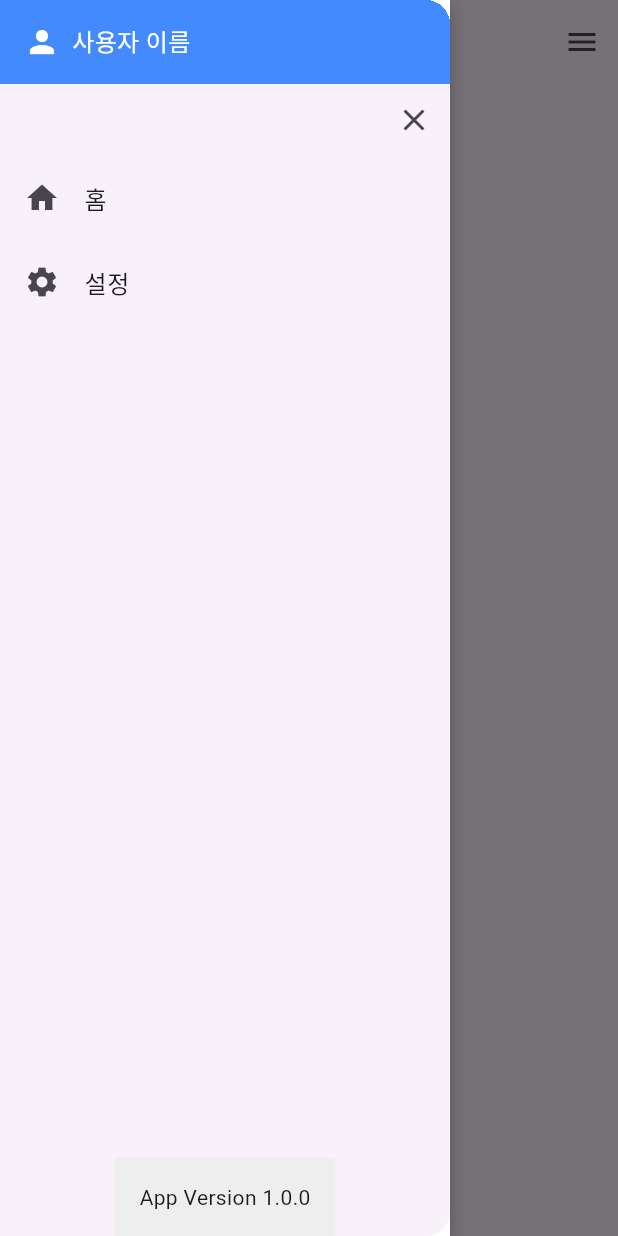
After one commit to yundal8755/cool_widget, a Flutter app: the DrawerPage screen opened by its route, with the side drawer open, on a phone screen of 412 x 824 dp. The commit adds this screen. Run offline on Flutter 3.47's test engine with Material 3 defaults, Android fonts, the phone set to English and light mode, and no system bars; our stand-ins replace cached_network_image, flutter_bounceable, flutter_svg, gap, image_picker; missing offline and left inert: bounce_tapper.

Commit message:
feature : drawer component 구현

```diff
--- a/lib/main.dart
+++ b/lib/main.dart
@@ -5,6 +5,7 @@ import 'package:cool_widget/presentation/pages/carousel/carousel_page.dart';
 import 'package:cool_widget/presentation/pages/dialog/dialog_page.dart';
 import 'package:cool_widget/presentation/pages/bottom_sheet/bottom_sheet_page.dart';
 import 'package:cool_widget/presentation/pages/button/button_page.dart';
+import 'package:cool_widget/presentation/pages/drawer/drawer_page.dart';
 import 'package:cool_widget/presentation/pages/drop_down/drop_down_page.dart';
 import 'package:cool_widget/presentation/pages/filter_chip/filter_chip_page.dart';
 import 'package:cool_widget/presentation/pages/line/line_page.dart';
@@ -51,6 +52,7 @@ class _App extends StatelessWidget {
         '/Carousel': (context) => const CarouselPage(),
         '/Dialog': (context) => const DialogPage(),
         '/Dropdown': (context) => const DropDownPage(),
+        '/Drawer': (context) => const DrawerPage(),
         '/FilterChip': (context) => const FilterChipPage(),
         '/FormField': (context) => const FormFieldPage(),
         '/Line': (context) => const LinePage(),
--- /dev/null
+++ b/lib/presentation/components/drawer/cool_drawer_style.dart
@@ -0,0 +1,44 @@
+import 'package:flutter/material.dart';
+
+class CoolDrawerStyle {
+  /// Drawer의 너비
+  final double width;
+
+  /// Drawer의 배경색
+  final Color backgroundColor;
+
+  /// 테두리 둥글림 정도 (0이면 둥글지 않음)
+  final double borderRadius;
+
+  /// BoxShadow 리스트. 일반적으로 그림자나 음영을 넣을 때 사용.
+  final List<BoxShadow> boxShadows;
+
+  /// 기타 DecorationImage 등 다른 효과를 넣으려면 decoration 자체를 커스텀 가능하도록.
+  /// (단, decoration을 직접 쓰면 backgroundColor나 borderRadius 등 중복 설정에 유의)
+  final Decoration? decoration;
+
+  const CoolDrawerStyle({
+    this.width = 250,
+    this.backgroundColor = Colors.white,
+    this.borderRadius = 0.0,
+    this.boxShadows = const [],
+    this.decoration,
+  });
+
+  /// style 복제를 위한 copyWith(필요에 따라)
+  CoolDrawerStyle copyWith({
+    double? width,
+    Color? backgroundColor,
+    double? borderRadius,
+    List<BoxShadow>? boxShadows,
+    Decoration? decoration,
+  }) {
+    return CoolDrawerStyle(
+      width: width ?? this.width,
+      backgroundColor: backgroundColor ?? this.backgroundColor,
+      borderRadius: borderRadius ?? this.borderRadius,
+      boxShadows: boxShadows ?? this.boxShadows,
+      decoration: decoration ?? this.decoration,
+    );
+  }
+}
--- /dev/null
+++ b/lib/presentation/components/drawer/cool_drawer_widget.dart
@@ -0,0 +1,103 @@
+import 'package:cool_widget/presentation/components/drawer/cool_drawer_style.dart';
+import 'package:flutter/material.dart';
+
+enum DrawerSide { left, right }
+
+class CoolDrawer extends StatelessWidget {
+  /// 왼쪽(left) 또는 오른쪽(right) Drawer로 열릴 위치를 정한다.
+  final DrawerSide drawerSide;
+
+  /// Drawer의 상단에 들어갈 영역(예: 유저 정보, 프로필 사진, 메뉴 타이틀 등).
+  final Widget? header;
+
+  /// Drawer의 하단에 들어갈 영역(예: 앱 버전, 로그아웃 버튼, 저작권 안내 등).
+  final Widget? footer;
+
+  /// Drawer 내부에 표시할 주요 콘텐츠 목록.
+  /// ListTile 뿐만 아니라 아무 위젯이나 넣어 확장성 있게 활용 가능.
+  final List<Widget> bodyItems;
+
+  /// Drawer에 반드시 들어가야 한다고 생각하는 기본 기능 예시:
+  /// - 닫기(닫기 버튼을 누르거나 바깥을 누르면 닫힐 수 있도록)
+  /// - 스크롤 지원 (항상 스크롤 가능하도록 ListView나 SingleChildScrollView 사용)
+  /// - 적절한 너비 설정 (컨텐츠를 담기에 적당한 너비)
+  /// - Material 디자인(또는 커스텀 디자인) 적용
+  ///
+  /// 여기서는 closeButton을 통해 간단한 닫기 기능을 보여준다.
+  final bool showCloseButton;
+  final VoidCallback? onClosePressed;
+
+  /// Drawer 스타일(너비, 배경색, 모서리 둥글림, 그림자 등)을 담는 클래스
+  final CoolDrawerStyle style;
+
+  const CoolDrawer({
+    super.key,
+    this.drawerSide = DrawerSide.left,
+    this.header,
+    this.footer,
+    this.bodyItems = const [],
+    this.showCloseButton = true,
+    this.onClosePressed,
+
+    /// 기본 값이 적용된 스타일
+    this.style = const CoolDrawerStyle(),
+  });
+
+  @override
+  Widget build(BuildContext context) {
+    // DrawerSide에 따라 정렬(Scaffold에서 실제로는 drawer나 endDrawer에 넣겠지만,
+    // 이 안에서 정렬을 컨트롤할 수도 있다)
+    final alignment = drawerSide == DrawerSide.left
+        ? Alignment.centerLeft
+        : Alignment.centerRight;
+
+    return Align(
+      alignment: alignment,
+      // Material 디자인의 Drawer 모양을 그대로 쓰면서 안쪽을 커스텀
+      child: Container(
+        width: style.width, // 스타일에서 설정한 너비
+        decoration: style.decoration ??
+            BoxDecoration(
+              color: style.backgroundColor,
+              borderRadius: style.borderRadius > 0
+                  ? BorderRadius.circular(style.borderRadius)
+                  : null,
+              boxShadow: style.boxShadows,
+            ),
+        child: Drawer(
+          elevation: 0, // Container에서 쉐도우를 관리하므로 Drawer의 elevation을 0으로
+          child: SafeArea(
+            child: Column(
+              children: [
+                // (1) Header 영역
+                if (header != null) header!,
+                // (2) 닫기 버튼
+                if (showCloseButton)
+                  Align(
+                    alignment: Alignment.centerRight,
+                    child: IconButton(
+                      icon: const Icon(Icons.close),
+                      onPressed: onClosePressed ??
+                          () {
+                            Navigator.of(context).pop();
+                          },
+                    ),
+                  ),
+                // (3) bodyItems를 스크롤 가능하게 표시
+                Expanded(
+                  child: SingleChildScrollView(
+                    child: Column(
+                      children: bodyItems,
+                    ),
+                  ),
+                ),
+                // (4) Footer 영역
+                if (footer != null) footer!,
+              ],
+            ),
+          ),
+        ),
+      ),
+    );
+  }
+}
--- a/lib/presentation/home_view_model.dart
+++ b/lib/presentation/home_view_model.dart
@@ -15,6 +15,7 @@ class HomeViewModel extends ChangeNotifier {
     "Button",
     "Carousel",
     "Dialog",
+    "Drawer",
     "Dropdown",
     "FilterChip",
     "FormField",
@@ -34,22 +35,20 @@ class HomeViewModel extends ChangeNotifier {
     "RatingBar",
     "AppBar",
     "NavigationBar",
-    "Drawer",
     "ListTile",
     "DataPager",
     "ExpansionTile",
     "ColorPicker",
     "PageView",
     "Tooltip",
-    // ==========================
     "ProgressBar",
     "RangeSlider",
     "SliverAppBar",
     "Stepper",
   ];
 
-  List<String> get completedWidgetNames => widgetNames.sublist(0, 23);
-  List<String> get incompleteWidgetNames => widgetNames.sublist(23);
+  List<String> get completedWidgetNames => widgetNames.sublist(0, 24);
+  List<String> get incompleteWidgetNames => widgetNames.sublist(24);
 
   ///
   /// 위젯 이름에 알맞게 라우팅
--- /dev/null
+++ b/lib/presentation/pages/drawer/drawer_page.dart
@@ -0,0 +1,108 @@
+import 'package:cool_widget/presentation/components/drawer/cool_drawer_style.dart';
+import 'package:cool_widget/presentation/components/drawer/cool_drawer_widget.dart';
+import 'package:flutter/material.dart';
+
+class DrawerPage extends StatelessWidget {
+  const DrawerPage({super.key});
+
+  @override
+  Widget build(BuildContext context) {
+    // 스타일 인스턴스 생성
+    const customStyle = CoolDrawerStyle(
+      width: 300, // 넓은 Drawer
+      backgroundColor: Colors.white,
+      borderRadius: 0.0,
+      boxShadows: [
+        BoxShadow(
+          color: Colors.black26,
+          offset: Offset(0, 4),
+          blurRadius: 8,
+        ),
+      ],
+    );
+
+    return Scaffold(
+      appBar: AppBar(
+        title: const Text('Drawer'),
+      ),
+      // 왼쪽 드로어
+      drawer: CoolDrawer(
+        drawerSide: DrawerSide.left,
+        style: customStyle,
+        header: Container(
+          color: Colors.blueAccent,
+          padding: const EdgeInsets.all(16.0),
+          child: const Row(
+            children: [
+              Icon(Icons.person, color: Colors.white),
+              SizedBox(width: 8),
+              Text(
+                '사용자 이름',
+                style: TextStyle(color: Colors.white, fontSize: 16),
+              ),
+            ],
+          ),
+        ),
+        bodyItems: [
+          ListTile(
+            leading: const Icon(Icons.home),
+            title: const Text('홈'),
+            onTap: () => Navigator.pop(context),
+          ),
+          ListTile(
+            leading: const Icon(Icons.settings),
+            title: const Text('설정'),
+            onTap: () => Navigator.pop(context),
+          ),
+        ],
+        footer: Container(
+          color: Colors.grey.shade200,
+          padding: const EdgeInsets.all(16.0),
+          child: const Text('App Version 1.0.0'),
+        ),
+      ),
+
+      // 오른쪽 드로어
+      endDrawer: CoolDrawer(
+        drawerSide: DrawerSide.right,
+        style: CoolDrawerStyle(
+          width: 250,
+          backgroundColor: Colors.deepPurple.shade50,
+          borderRadius: 24.0,
+          boxShadows: [
+            BoxShadow(
+              color: Colors.deepPurple.withOpacity(0.3),
+              offset: const Offset(0, 4),
+              blurRadius: 10,
+            ),
+          ],
+        ),
+        header: Container(
+          padding: const EdgeInsets.all(16.0),
+          child: const Text(
+            '오른쪽 Drawer',
+            style: TextStyle(fontSize: 18),
+          ),
+        ),
+        bodyItems: [
+          const Padding(
+            padding: EdgeInsets.all(8.0),
+            child: Text('원하는 위젯을 마음껏 배치하세요.'),
+          ),
+          ElevatedButton(
+            onPressed: () => Navigator.pop(context),
+            child: const Text('확인'),
+          ),
+        ],
+        footer: Container(
+          alignment: Alignment.center,
+          padding: const EdgeInsets.all(16.0),
+          child: const Text('© 2025 MyCompany'),
+        ),
+      ),
+      body: const Center(
+        child: Text('Drawer 스타일 테스트 화면'),
+      ),
+    );
+  }
+}
```
